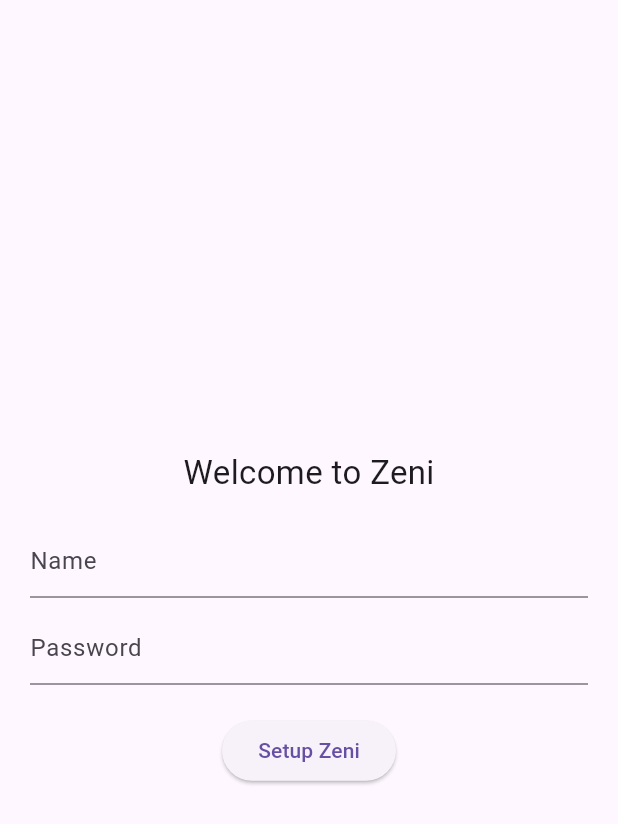
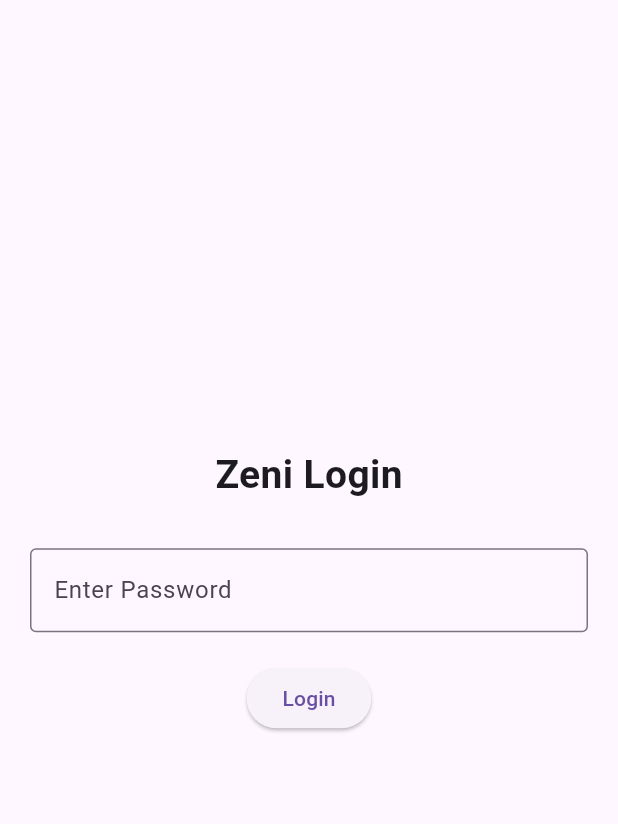
Before and after one commit to MrAJ-oss/Zeni, a Flutter app: the screen it shows after launch, on a phone screen of 412 x 824 dp. Shown: the top 824 px of the screen. Run offline on Flutter 3.47's test engine with Material 3 defaults, Android fonts, the phone set to English and light mode, and no system bars; our stand-ins replace flutter_tts, speech_to_text.

```diff
--- a/zeni_app/lib/main.dart
+++ b/zeni_app/lib/main.dart
@@ -1,8 +1,5 @@
 import 'package:flutter/material.dart';
-import 'dart:convert';
-import 'package:http/http.dart' as http;
-import 'screens/home_screen.dart';
-import 'screens/setup_screen.dart';
+import 'screens/login_screen.dart';
 
 void main() {
   runApp(const ZeniApp());
@@ -15,54 +12,7 @@ class ZeniApp extends StatelessWidget {
   Widget build(BuildContext context) {
     return const MaterialApp(
       debugShowCheckedModeBanner: false,
-      home: Entry(),
+      home: LoginScreen(),
     );
   }
 }
-
-// ===== ENTRY =====
-
-class Entry extends StatefulWidget {
-  const Entry({super.key});
-
-  @override
-  State<Entry> createState() => _EntryState();
-}
-
-class _EntryState extends State<Entry> {
-  final base = "https://zeni-1.onrender.com";
-
-  bool loading = true;
-  bool hasUser = false;
-
-  @override
-  void initState() {
-    super.initState();
-    check();
-  }
-
-  Future<void> check() async {
-    try {
-      final res = await http.get(Uri.parse("$base/status"));
-      final data = jsonDecode(res.body);
-
-      setState(() {
-        hasUser = data["hasUser"];
-        loading = false;
-      });
-    } catch (e) {
-      setState(() => loading = false);
-    }
-  }
-
-  @override
-  Widget build(BuildContext context) {
-    if (loading) {
-      return const Scaffold(
-        body: Center(child: Text("Starting Zeni...")),
-      );
-    }
-
-    return hasUser ? const HomeScreen() : SetupScreen();
-  }
-}
--- /dev/null
+++ b/zeni_app/lib/screens/login_screen.dart
@@ -0,0 +1,98 @@
+import 'package:flutter/material.dart';
+import '../services/api_service.dart';
+import 'home_screen.dart';
+
+class LoginScreen extends StatefulWidget {
+  const LoginScreen({super.key});
+
+  @override
+  State<LoginScreen> createState() => _LoginScreenState();
+}
+
+class _LoginScreenState extends State<LoginScreen> {
+  final TextEditingController controller = TextEditingController();
+
+  String status = "";
+  bool loading = false;
+
+  void login() async {
+    setState(() {
+      loading = true;
+      status = "";
+    });
+
+    try {
+      final res = await ApiService.post("login", {
+        "password": controller.text,
+        "deviceId": "mobile_001"
+      });
+
+      if (res["status"] == "ok") {
+        Navigator.pushReplacement(
+          // ignore: use_build_context_synchronously
+          context,
+          MaterialPageRoute(builder: (_) => const HomeScreen()),
+        );
+      } else if (res["status"] == "pending") {
+        setState(() {
+          status = "Waiting for approval...";
+          loading = false;
+        });
+      } else {
+        setState(() {
+          status = "Wrong password";
+          loading = false;
+        });
+      }
+    } catch (e) {
+      setState(() {
+        status = "Server error";
+        loading = false;
+      });
+    }
+  }
+
+  @override
+  Widget build(BuildContext context) {
+    return Scaffold(
+      body: Padding(
+        padding: const EdgeInsets.all(20),
+        child: Column(
+          mainAxisAlignment: MainAxisAlignment.center,
+          children: [
+            const Text(
+              "Zeni Login",
+              style: TextStyle(fontSize: 26, fontWeight: FontWeight.bold),
+            ),
+            const SizedBox(height: 30),
+
+            TextField(
+              controller: controller,
+              obscureText: true,
+              decoration: const InputDecoration(
+                labelText: "Enter Password",
+                border: OutlineInputBorder(),
+              ),
+            ),
+
+            const SizedBox(height: 20),
+
+            ElevatedButton(
+              onPressed: loading ? null : login,
+              child: loading
+                  ? const CircularProgressIndicator()
+                  : const Text("Login"),
+            ),
+
+            const SizedBox(height: 15),
+
+            Text(
+              status,
+              style: const TextStyle(color: Colors.red),
+            ),
+          ],
+        ),
+      ),
+    );
+  }
+}
--- a/zeni_app/lib/screens/setup_screen.dart
+++ /dev/null
@@ -1,98 +0,0 @@
-import 'package:flutter/material.dart';
-import '../services/auth_service.dart';
-import 'home_screen.dart';
-
-class SetupScreen extends StatefulWidget {
-  const SetupScreen({super.key});
-
-  @override
-  State<SetupScreen> createState() => _SetupScreenState();
-}
-
-class _SetupScreenState extends State<SetupScreen> {
-  final name = TextEditingController();
-  final pass = TextEditingController();
-
-  bool loading = false;
-  String error = "";
-
-  Future<void> setup() async {
-    if (name.text.isEmpty || pass.text.isEmpty) {
-      setState(() => error = "Enter all fields");
-      return;
-    }
-
-    setState(() {
-      loading = true;
-      error = "";
-    });
-
-    try {
-      final res = await AuthService.setup(
-        name.text.trim(),
-        pass.text.trim(),
-      );
-
-      if (res["status"] == "created") {
-        Navigator.pushReplacement(
-          // ignore: use_build_context_synchronously
-          context,
-          MaterialPageRoute(builder: (_) => const HomeScreen()),
-        );
-      } else {
-        setState(() => error = "User already exists");
-      }
-
-    } catch (e) {
-      setState(() => error = "Server error");
-    }
-
-    setState(() => loading = false);
-  }
-
-  @override
-  Widget build(BuildContext context) {
-    return Scaffold(
-      body: Padding(
-        padding: const EdgeInsets.all(20),
-        child: Column(
-          mainAxisAlignment: MainAxisAlignment.center,
-          children: [
-
-            const Text("Welcome to Zeni", style: TextStyle(fontSize: 22)),
-
-            const SizedBox(height: 20),
-
-            TextField(
-              controller: name,
-              decoration: const InputDecoration(hintText: "Name"),
-            ),
-
-            const SizedBox(height: 10),
-
-            TextField(
-              controller: pass,
-              obscureText: true,
-              decoration: const InputDecoration(hintText: "Password"),
-            ),
-
-            const SizedBox(height: 20),
-
-            ElevatedButton(
-              onPressed: loading ? null : setup,
-              child: loading
-                  ? const CircularProgressIndicator(color: Colors.white)
-                  : const Text("Setup Zeni"),
-            ),
-
-            if (error.isNotEmpty)
-              Padding(
-                padding: const EdgeInsets.only(top: 10),
-                child: Text(error, style: const TextStyle(color: Colors.red)),
-              ),
-          ],
-        ),
-      ),
-    );
-  }
-}
--- a/zeni_app/lib/services/api_service.dart
+++ b/zeni_app/lib/services/api_service.dart
@@ -2,11 +2,12 @@ import 'dart:convert';
 import 'package:http/http.dart' as http;
 
 class ApiService {
-  static const String base = "http://10.0.2.2:3000";
+  static const baseUrl = "https://zeni-1.onrender.com";
 
-  static Future<Map<String, dynamic>> post(String path, Map body) async {
+  static Future<Map<String, dynamic>> post(
+      String endpoint, Map body) async {
     final res = await http.post(
-      Uri.parse("$base/$path"),
+      Uri.parse("$baseUrl/$endpoint"),
       headers: {"Content-Type": "application/json"},
       body: jsonEncode(body),
     );
```
Also changed, not shown: zeni_app/lib/screens/home_screen.dart (+63 -7 lines), zeni_app/lib/services/tone_service.dart (added, +43 -0 lines), zeni_app/lib/services/tts_service.dart (+7 -3 lines), zeni_app/lib/services/voice_auth_service.dart (+9 -14 lines), zeni_app/lib/services/voice_service.dart (+11 -9 lines), zeni_app/lib/services/wake_word_service.dart (added, +30 -0 lines), zeni_app/pubspec.yaml (+6 -8 lines), 1 other file.
